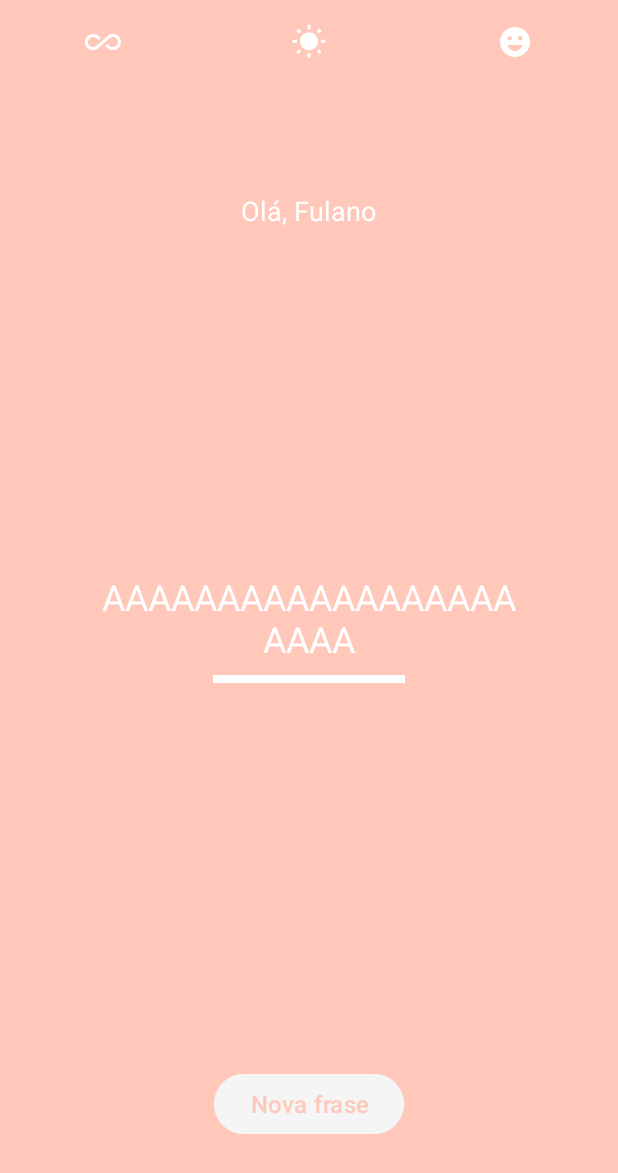
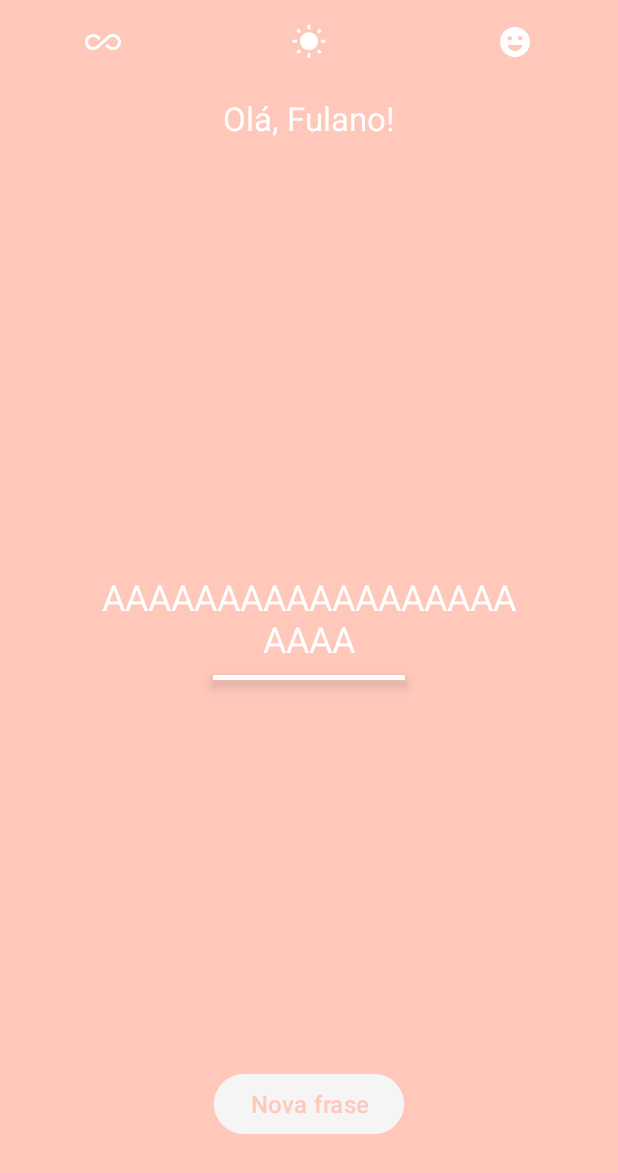
Before and after one commit to LuisFilipeLobo/MotiChat, an Android app: the UserActivity screen opened directly, with no data from a screen before it, on a phone screen of 412 x 824 dp. Shown: the top 1173 px of the screen. Run offline under Robolectric (Android 15) with nearby library versions, the phone set to English and light mode, and no system bars.

```diff
--- a/app/src/main/java/com/motichat/UserActivity.kt
+++ b/app/src/main/java/com/motichat/UserActivity.kt
@@ -1,11 +1,28 @@
 package com.motichat
 
+import android.os.Bundle
+import android.view.View
 import androidx.appcompat.app.AppCompatActivity
-import android.os.Bundle
+import com.motichat.databinding.ActivityUserBinding
 
-class UserActivity : AppCompatActivity() {
+class UserActivity : AppCompatActivity(), View.OnClickListener {
+
+    private lateinit var binding: ActivityUserBinding
+
     override fun onCreate(savedInstanceState: Bundle?) {
         super.onCreate(savedInstanceState)
-        setContentView(R.layout.activity_user)
+
+        binding = ActivityUserBinding.inflate(layoutInflater)
+
+        // Esconder a action bar
+        supportActionBar?.hide()
+
+        setContentView(binding.root)
+    }
+
+    override fun onClick(view: View) {
+        if (view.id == R.id.btn_new_phrase) {
+            TODO("TODO")
+        }
     }
 }
--- a/app/src/main/res/layout/activity_user.xml
+++ b/app/src/main/res/layout/activity_user.xml
@@ -48,13 +48,13 @@
         android:layout_width="wrap_content"
         android:layout_height="wrap_content"
         android:layout_centerHorizontal="true"
-        android:layout_marginStart="128dp"
-        android:layout_marginTop="128dp"
-        android:layout_marginEnd="128dp"
-        android:layout_marginBottom="128dp"
-        android:text="Olá, Fulano"
+        android:layout_marginStart="64dp"
+        android:layout_marginTop="64dp"
+        android:layout_marginEnd="64dp"
+        android:layout_marginBottom="64dp"
+        android:text="Olá, Fulano!"
         android:textColor="@color/white"
-        android:textSize="18sp" />
+        android:textSize="22sp" />
 
     <TextView
         android:id="@+id/text_phrase"
@@ -70,11 +70,12 @@
 
     <View
         android:layout_width="128dp"
-        android:layout_height="5dp"
+        android:layout_height="3dp"
         android:layout_below="@id/text_phrase"
         android:layout_centerHorizontal="true"
         android:layout_marginTop="8dp"
-        android:background="@color/white" />
+        android:background="@color/white"
+        android:elevation="5dp" />
 
 
     <Button
--- a/app/src/main/res/values/strings.xml
+++ b/app/src/main/res/values/strings.xml
@@ -4,4 +4,5 @@
     <string name="lets_start">Vamos começar?</string>
     <string name="save">Salvar</string>
     <string name="new_phrase">Nova frase</string>
+    <string name="msg_error_invalid_username">Nome de usuário inválido. Utilize apenas letras.</string>
 </resources>
```
Also changed, not shown: app/src/main/java/com/motichat/MainActivity.kt (+41 -3 lines).
